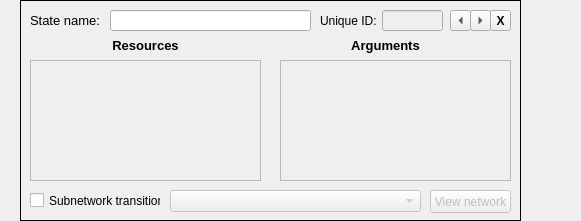
Old version of the form editor/UI/UI_NetworkState.ui in the repository leiftiger/EG_Tools.
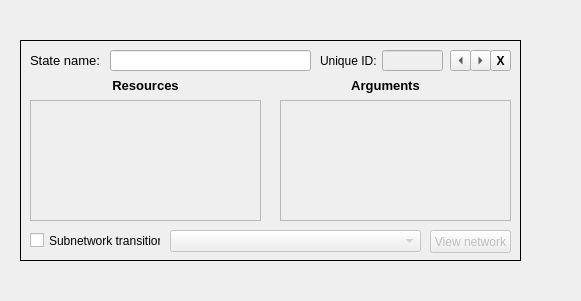
New version of the form. Custom widgets are drawn as their Qt base class.

```diff
--- a/editor/UI/UI_NetworkState.ui
+++ b/editor/UI/UI_NetworkState.ui
@@ -7,7 +7,7 @@
     <x>0</x>
     <y>0</y>
     <width>581</width>
-    <height>221</height>
+    <height>301</height>
    </rect>
   </property>
   <property name="windowTitle">
@@ -23,7 +23,7 @@
    <property name="geometry">
     <rect>
      <x>0</x>
-     <y>100</y>
+     <y>140</y>
      <width>21</width>
      <height>21</height>
     </rect>
@@ -33,7 +33,7 @@
    <property name="geometry">
     <rect>
      <x>20</x>
-     <y>0</y>
+     <y>40</y>
      <width>501</width>
      <height>221</height>
     </rect>
@@ -381,7 +381,7 @@
    <property name="geometry">
     <rect>
      <x>520</x>
-     <y>100</y>
+     <y>140</y>
      <width>61</width>
      <height>21</height>
     </rect>
```
